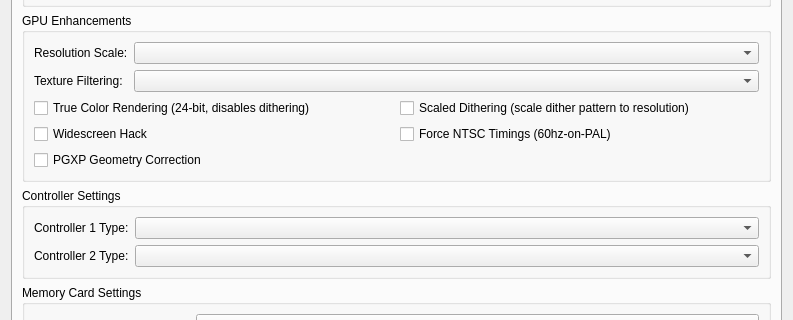
Above: src/duckstation-qt/gamepropertiesdialog.ui from kofxi3584karlayang/duckstation before the change; both pictures show x 0 to 793 and y 156 to 476 of the 793 by 640 pixel window. Below: the same form after it.
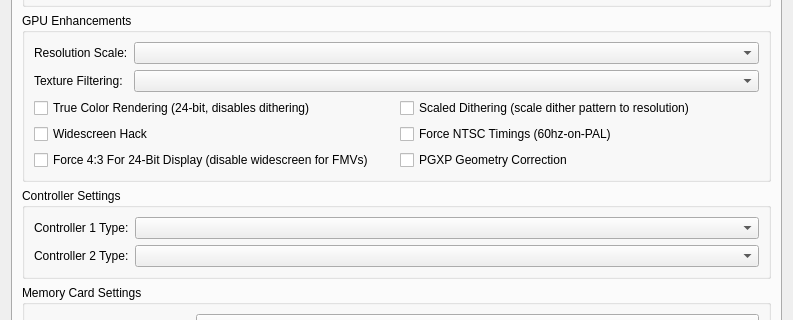
That is the form after the change. The open tabs and pages were chosen to show the change. Icons and pictures are not drawn.

Commit message: GameSettings: Add force 4:3 for 24-bit

Diff of the .ui file:
```diff
--- a/src/duckstation-qt/gamepropertiesdialog.ui
+++ b/src/duckstation-qt/gamepropertiesdialog.ui
@@ -309,6 +309,16 @@
              </widget>
             </item>
             <item row="2" column="0">
+             <widget class="QCheckBox" name="userForce43For24Bit">
+              <property name="text">
+               <string>Force 4:3 For 24-Bit Display (disable widescreen for FMVs)</string>
+              </property>
+              <property name="tristate">
+               <bool>true</bool>
+              </property>
+             </widget>
+            </item>
+            <item row="2" column="1">
              <widget class="QCheckBox" name="userPGXP">
               <property name="text">
                <string>PGXP Geometry Correction</string>
```
The commit also changes 4 other files.
